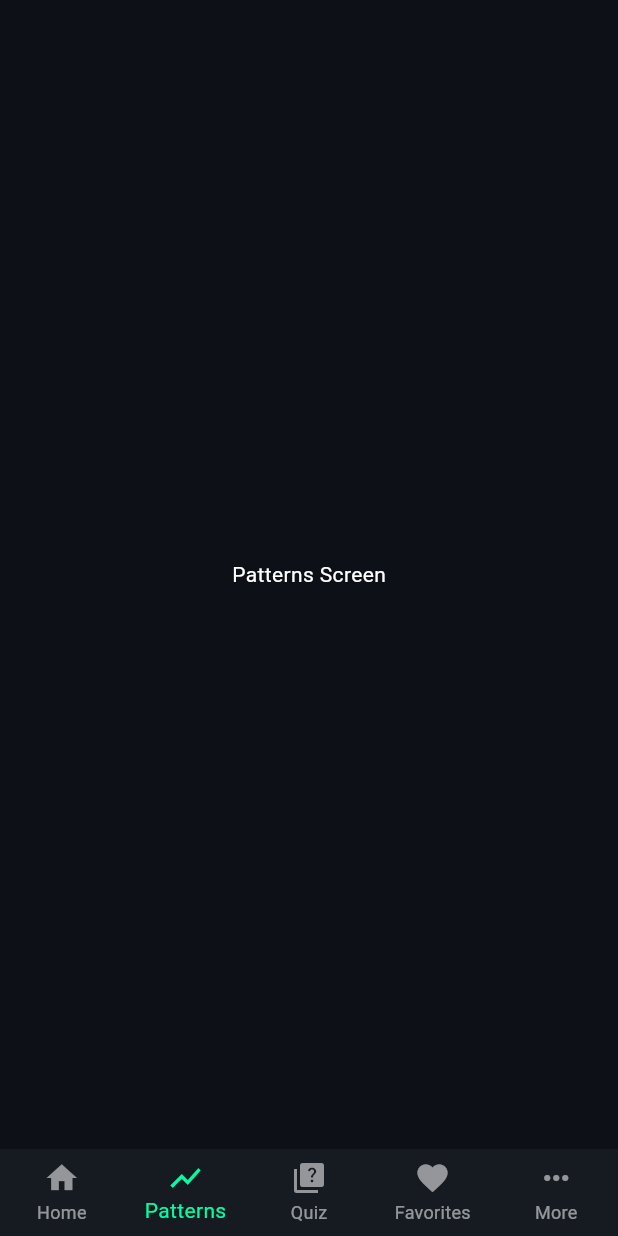
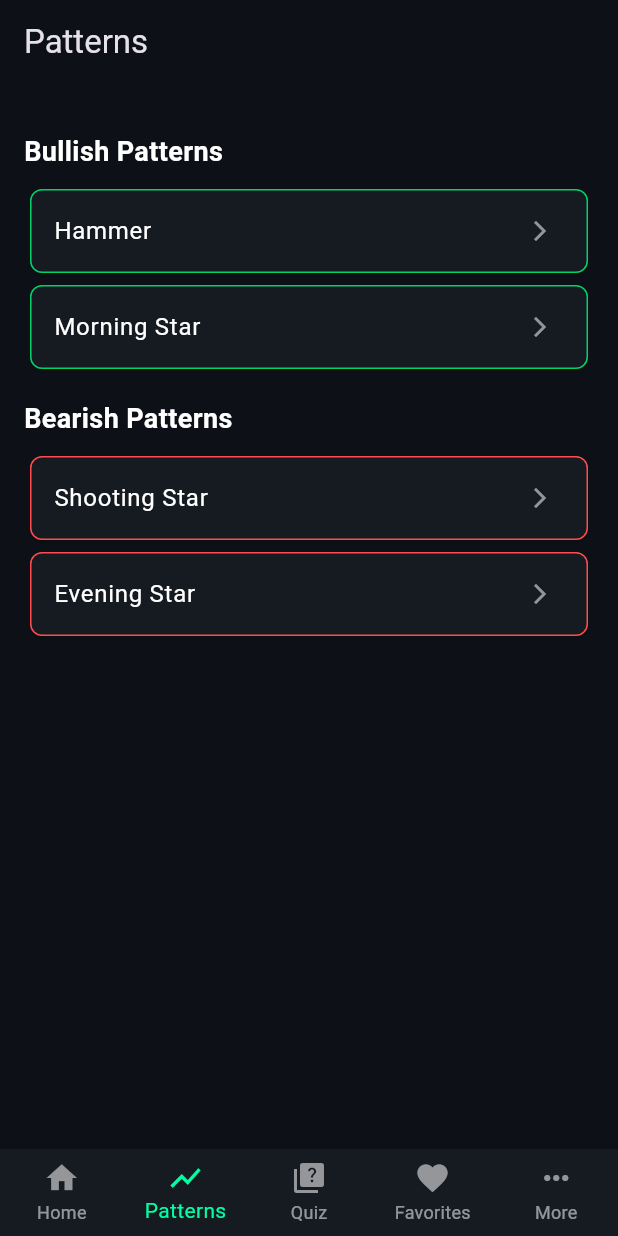
Before and after one commit to pasi-ya/neo-trading, a Flutter app: the screen it shows after launch, item 2 of the bottom bar chosen, on a phone screen of 412 x 824 dp. Run offline on Flutter 3.47's test engine with Material 3 defaults, Android fonts, the phone set to English and light mode, and no system bars; missing offline and left inert: flutter_pdfview.

Commit message:
Bug Fix 01

```diff
--- a/lib/screens/patterns_screen.dart
+++ b/lib/screens/patterns_screen.dart
@@ -1,32 +1,113 @@
 import 'package:flutter/material.dart';
+import 'package:http/http.dart' as http;
+import 'pdf_viewer_screen.dart';
 
-class PatternsScreen extends StatelessWidget {
+class PatternsScreen extends StatefulWidget {
   const PatternsScreen({Key? key}) : super(key: key);
 
   @override
+  State<PatternsScreen> createState() => _PatternsScreenState();
+}
+
+class _PatternsScreenState extends State<PatternsScreen> {
+  // Replace with your actual GitHub repo raw URL
+  final String baseUrl =
+      "https://raw.githubusercontent.com/YOUR_USERNAME/YOUR_REPO/main/patterns";
+
+  final List<Map<String, String>> bullishPatterns = [
+    {"name": "Hammer", "file": "bullish/hammer.pdf"},
+    {"name": "Morning Star", "file": "bullish/morning_star.pdf"},
+  ];
+
+  final List<Map<String, String>> bearishPatterns = [
+    {"name": "Shooting Star", "file": "bearish/shooting_star.pdf"},
+    {"name": "Evening Star", "file": "bearish/evening_star.pdf"},
+  ];
+
+  Future<bool> checkPdfExists(String url) async {
+    final res = await http.head(Uri.parse(url));
+    return res.statusCode == 200;
+  }
+
+  Widget _buildPatternList(
+      String title, List<Map<String, String>> patterns, Color borderColor) {
+    return Column(
+      crossAxisAlignment: CrossAxisAlignment.start,
+      children: [
+        const SizedBox(height: 16),
+        Text(
+          title,
+          style: const TextStyle(
+              color: Colors.white, fontSize: 18, fontWeight: FontWeight.bold),
+        ),
+        const SizedBox(height: 8),
+        Column(
+          children: patterns.map((pattern) {
+            final pdfUrl = "$baseUrl/${pattern['file']}";
+            return Card(
+              color: const Color(0xFF161B22),
+              shape: RoundedRectangleBorder(
+                borderRadius: BorderRadius.circular(8),
+                side: BorderSide(color: borderColor),
+              ),
+              child: ListTile(
+                title: Text(
+                  pattern['name']!,
+                  style: const TextStyle(color: Colors.white),
+                ),
+                trailing: const Icon(Icons.arrow_forward_ios,
+                    color: Colors.white54, size: 16),
+                onTap: () async {
+                  final exists = await checkPdfExists(pdfUrl);
+                  if (!exists) {
+                    ScaffoldMessenger.of(context).showSnackBar(
+                      SnackBar(
+                        content: Text("${pattern['name']} PDF not found"),
+                      ),
+                    );
+                    return;
+                  }
+                  Navigator.push(
+                    context,
+                    MaterialPageRoute(
+                      builder: (_) => PDFViewerScreen(
+                        title: pattern['name']!,
+                        url: pdfUrl,
+                      ),
+                    ),
+                  );
+                },
+              ),
+            );
+          }).toList(),
+        ),
+      ],
+    );
+  }
+
+  @override
   Widget build(BuildContext context) {
-    return const Scaffold(
-      backgroundColor: Color(0xFF0D1117),
-      body: Center(
-        child: Text('Patterns Screen', style: TextStyle(color: Colors.white)),
+    return Scaffold(
+      backgroundColor: const Color(0xFF0D1117),
+      appBar: AppBar(
+        title: const Text("Patterns"),
+        backgroundColor: const Color(0xFF0D1117),
+      ),
+      body: SingleChildScrollView(
+        padding: const EdgeInsets.all(16),
+        child: Column(
+          children: [
+            _buildPatternList(
+                "Bullish Patterns", bullishPatterns, const Color(0xFF00D26A)),
+            _buildPatternList(
+                "Bearish Patterns", bearishPatterns, const Color(0xFFFF4C4C)),
+          ],
+        ),
       ),
     );
   }
 }
 
-class QuizScreen extends StatelessWidget {
-  const QuizScreen({Key? key}) : super(key: key);
-
-  @override
-  Widget build(BuildContext context) {
-    return const Scaffold(
-      backgroundColor: Color(0xFF0D1117),
-      body: Center(
-        child: Text('Patterns Screen', style: TextStyle(color: Colors.white)),
-      ),
-    );
-  }
-}
 
 class FavoritesScreen extends StatelessWidget {
   const FavoritesScreen({Key? key}) : super(key: key);
@@ -55,3 +136,17 @@ class MoreScreen extends StatelessWidget {
     );
   }
 }
+
+class QuizScreen extends StatelessWidget {
+  const QuizScreen({Key? key}) : super(key: key);
+
+  @override
+  Widget build(BuildContext context) {
+    return const Scaffold(
+      backgroundColor: Color(0xFF0D1117),
+      body: Center(
+        child: Text('Patterns Screen', style: TextStyle(color: Colors.white)),
+      ),
+    );
+  }
+}
--- a/pubspec.yaml
+++ b/pubspec.yaml
@@ -12,6 +12,7 @@ dependencies:
   cupertino_icons: ^1.0.2
   flutter_pdfview: ^1.4.1+1
   http: ^1.5.0
+  path_provider: ^2.1.2
 
 dev_dependencies:
   flutter_test:
```
Also changed, not shown: lib/screens/pdf_viewer_screen.dart (added, +71 -0 lines), pubspec.lock, 1 other file.
